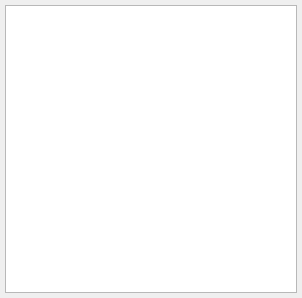
Qt form libs/libgui/ui/widgets/objecttypeslistwidget.ui (pgmodeler/pgmodeler) before a commit.
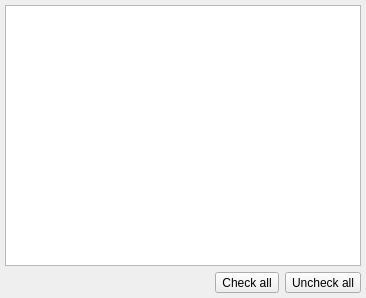
The same form after that commit. Icons and pictures are not drawn.

Commit message: Replaced the clunky filter options in ObjectFinderWidget by a menu action associated with "Filter" button

Diff of the .ui file:
```diff
--- a/libs/libgui/ui/widgets/objecttypeslistwidget.ui
+++ b/libs/libgui/ui/widgets/objecttypeslistwidget.ui
@@ -6,17 +6,14 @@
    <rect>
     <x>0</x>
     <y>0</y>
-    <width>302</width>
+    <width>366</width>
     <height>298</height>
    </rect>
   </property>
   <property name="windowTitle">
    <string>Form</string>
   </property>
-  <layout class="QVBoxLayout" name="verticalLayout">
-   <property name="spacing">
-    <number>5</number>
-   </property>
+  <layout class="QGridLayout" name="gridLayout">
    <property name="leftMargin">
     <number>5</number>
    </property>
@@ -29,7 +26,7 @@
    <property name="bottomMargin">
     <number>5</number>
    </property>
-   <item>
+   <item row="0" column="0" colspan="4">
     <widget class="QListWidget" name="obj_types_lst">
      <property name="sizeAdjustPolicy">
       <enum>QAbstractScrollArea::AdjustIgnored</enum>
@@ -45,6 +42,101 @@
      </property>
     </widget>
    </item>
+   <item row="2" column="3">
+    <widget class="QToolButton" name="uncheck_all_tb">
+     <property name="enabled">
+      <bool>true</bool>
+     </property>
+     <property name="sizePolicy">
+      <sizepolicy hsizetype="Fixed" vsizetype="Preferred">
+       <horstretch>0</horstretch>
+       <verstretch>0</verstretch>
+      </sizepolicy>
+     </property>
+     <property name="minimumSize">
+      <size>
+       <width>0</width>
+       <height>0</height>
+      </size>
+     </property>
+     <property name="toolTip">
+      <string>Clear object selection</string>
+     </property>
+     <property name="text">
+      <string>Uncheck all</string>
+     </property>
+     <property name="icon">
+      <iconset resource="../../res/resources.qrc">
+       <normaloff>:/icons/icons/clearobjsel.png</normaloff>:/icons/icons/clearobjsel.png</iconset>
+     </property>
+     <property name="iconSize">
+      <size>
+       <width>25</width>
+       <height>25</height>
+      </size>
+     </property>
+     <property name="checkable">
+      <bool>false</bool>
+     </property>
+     <property name="toolButtonStyle">
+      <enum>Qt::ToolButtonTextBesideIcon</enum>
+     </property>
+    </widget>
+   </item>
+   <item row="2" column="2">
+    <widget class="QToolButton" name="check_all_tb">
+     <property name="enabled">
+      <bool>true</bool>
+     </property>
+     <property name="sizePolicy">
+      <sizepolicy hsizetype="Fixed" vsizetype="Preferred">
+       <horstretch>0</horstretch>
+       <verstretch>0</verstretch>
+      </sizepolicy>
+     </property>
+     <property name="minimumSize">
+      <size>
+       <width>0</width>
+       <height>0</height>
+      </size>
+     </property>
+     <property name="toolTip">
+      <string>Select all objects</string>
+     </property>
+     <property name="text">
+      <string>Check all</string>
+     </property>
+     <property name="icon">
+      <iconset resource="../../res/resources.qrc">
+       <normaloff>:/icons/icons/selectmove.png</normaloff>:/icons/icons/selectmove.png</iconset>
+     </property>
+     <property name="iconSize">
+      <size>
+       <width>25</width>
+       <height>25</height>
+      </size>
+     </property>
+     <property name="checkable">
+      <bool>false</bool>
+     </property>
+     <property name="toolButtonStyle">
+      <enum>Qt::ToolButtonTextBesideIcon</enum>
+     </property>
+    </widget>
+   </item>
+   <item row="2" column="0" colspan="2">
+    <spacer name="horizontalSpacer">
+     <property name="orientation">
+      <enum>Qt::Horizontal</enum>
+     </property>
+     <property name="sizeHint" stdset="0">
+      <size>
+       <width>40</width>
+       <height>20</height>
+      </size>
+     </property>
+    </spacer>
+   </item>
   </layout>
  </widget>
  <resources/>
```
Left out of the diff: 5 changed lines with no effect on the pictures. The commit also changes 5 other files.
